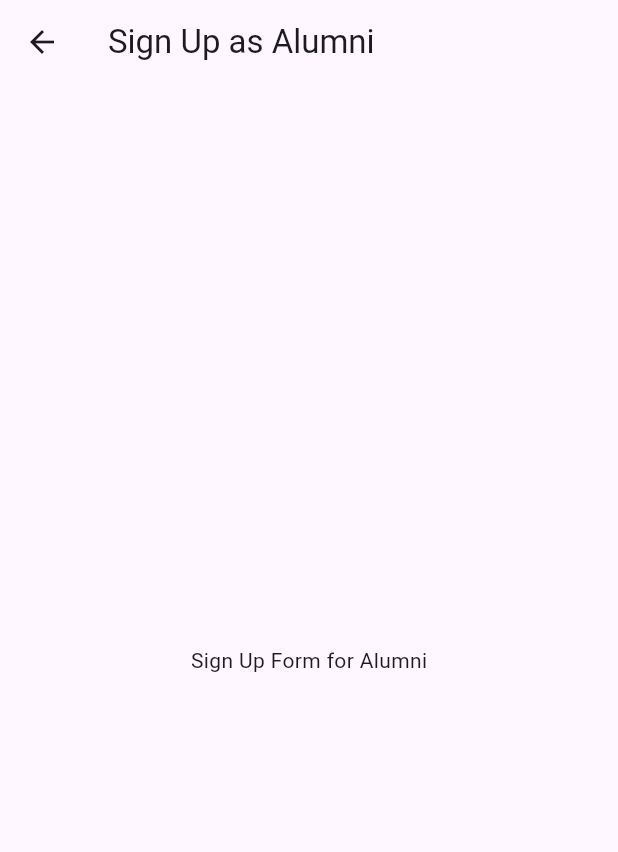
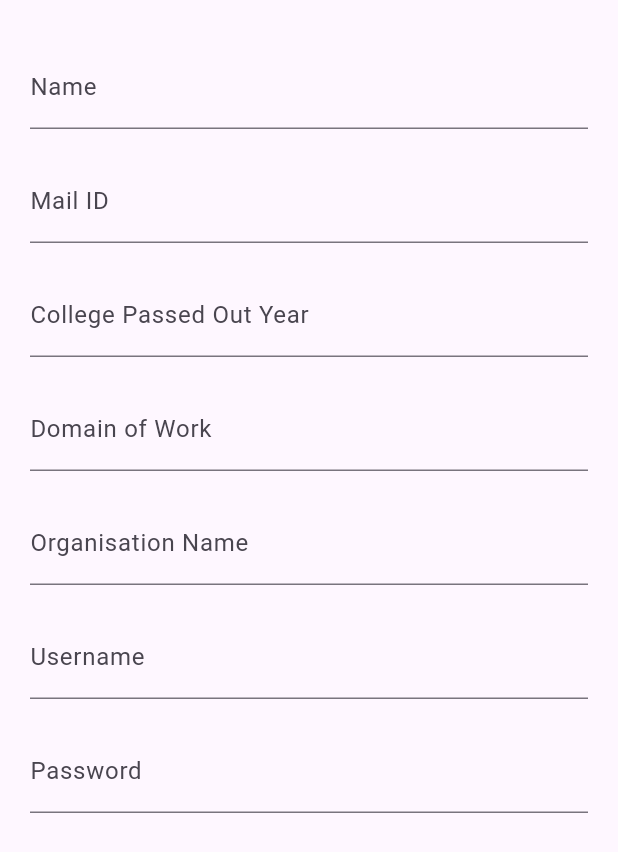
Before and after one commit to pranaav-kumar/onemore, a Flutter app: the SignUpSelectionPage screen opened directly, after a tap on "Sign Up as Alumni", on a phone screen of 412 x 824 dp. Shown: the top 852 px of the screen. Run offline on Flutter 3.47's test engine with Material 3 defaults, Android fonts, the phone set to English and light mode, and no system bars.

Commit message:
new signup complete

```diff
--- a/lib/main.dart
+++ b/lib/main.dart
@@ -1,6 +1,5 @@
 import 'package:flutter/material.dart';
 
-//second branch
 void main() {
   runApp(const MyApp());
 }
@@ -17,9 +16,10 @@ class MyApp extends StatelessWidget {
 class LoginPage extends StatelessWidget {
   const LoginPage({super.key});
 
-  final Color lightBeige = const Color.fromRGBO(247, 240, 234, 1);
-  final Color warmBeige = const Color.fromRGBO(225, 213, 201, 1);
-  final Color darkGrayBlack = const Color.fromRGBO(34, 35, 37, 1);
+  static const Color lightBeige = Color.fromRGBO(247, 240, 234, 1);
+  static const Color warmBeige = Color.fromRGBO(225, 213, 201, 1);
+  static const Color darkGrayBlack = Color.fromRGBO(34, 35, 37, 1);
+  static final Color darkGrayBlack70 = Color.fromRGBO(34, 35, 37, 0.7);
 
   @override
   Widget build(BuildContext context) {
@@ -44,7 +44,6 @@ class LoginPage extends StatelessWidget {
               Text(
                 "Login to continue",
                 style: TextStyle(
-                  fontSize: 16,
                   color: darkGrayBlack.withAlpha((0.7 * 255).toInt()),
                 ),
               ),
@@ -139,13 +138,13 @@ class LoginPage extends StatelessWidget {
 
 class SignUpSelectionPage extends StatelessWidget {
   const SignUpSelectionPage({super.key});
-
   @override
   Widget build(BuildContext context) {
     return Scaffold(
+      backgroundColor: const Color.fromRGBO(247, 240, 234, 1),
       appBar: AppBar(
         title: Text("Sign Up", style: TextStyle(color: Colors.black)),
-        backgroundColor: Colors.white,
+        backgroundColor: const Color.fromRGBO(225, 213, 201, 1),
         iconTheme: IconThemeData(color: Colors.black),
       ),
       body: Center(
@@ -157,7 +156,19 @@ class SignUpSelectionPage extends StatelessWidget {
                 Navigator.push(
                   context,
                   MaterialPageRoute(
-                    builder: (context) => SignUpPage(userType: "Alumni"),
+                    builder:
+                        (context) => SignUpForm(
+                          userType: "Alumni",
+                          fields: [
+                            "Name",
+                            "Mail ID",
+                            "College Passed Out Year",
+                            "Domain of Work",
+                            "Organisation Name",
+                            "Username",
+                            "Password",
+                          ],
+                        ),
                   ),
                 );
               },
@@ -169,7 +180,17 @@ class SignUpSelectionPage extends StatelessWidget {
                 Navigator.push(
                   context,
                   MaterialPageRoute(
-                    builder: (context) => SignUpPage(userType: "Student"),
+                    builder:
+                        (context) => SignUpForm(
+                          userType: "Student",
+                          fields: [
+                            "Name",
+                            "Mail ID",
+                            "Department",
+                            "Username",
+                            "Password",
+                          ],
+                        ),
                   ),
                 );
               },
@@ -182,15 +203,91 @@ class SignUpSelectionPage extends StatelessWidget {
   }
 }
 
-class SignUpPage extends StatelessWidget {
+class SignUpForm extends StatefulWidget {
   final String userType;
-  const SignUpPage({super.key, required this.userType});
+  final List<String> fields;
+
+  const SignUpForm({super.key, required this.userType, required this.fields});
+
+  @override
+  SignUpFormState createState() => SignUpFormState();
+}
+
+class SignUpFormState extends State<SignUpForm> {
+  final Map<String, TextEditingController> _controllers = {};
+  bool _isComplete = false;
+
+  @override
+  void initState() {
+    super.initState();
+    for (var field in widget.fields) {
+      _controllers[field] = TextEditingController();
+    }
+  }
+
+  void _checkFields() {
+    setState(() {
+      _isComplete = _controllers.values.every(
+        (controller) => controller.text.isNotEmpty,
+      );
+    });
+  }
+
+  void _showSuccessDialog() {
+    showDialog(
+      context: context,
+      builder:
+          (context) => AlertDialog(
+            title: Text("Sign Up Successful"),
+            content: Text("You have successfully signed up!"),
+            actions: [
+              TextButton(
+                onPressed: () {
+                  Navigator.of(context).pop();
+                  Navigator.of(context).pushReplacement(
+                    MaterialPageRoute(builder: (context) => LoginPage()),
+                  );
+                },
+                child: Text("OK"),
+              ),
+            ],
+          ),
+    );
+  }
 
   @override
   Widget build(BuildContext context) {
     return Scaffold(
-      appBar: AppBar(title: Text("Sign Up as $userType")),
-      body: Center(child: Text("Sign Up Form for $userType")),
+      body: Padding(
+        padding: EdgeInsets.all(20.0),
+        child: Column(
+          children:
+              widget.fields.map((field) {
+                  return Padding(
+                    padding: const EdgeInsets.symmetric(vertical: 10.0),
+                    child: TextField(
+                      controller: _controllers[field],
+                      decoration: InputDecoration(labelText: field),
+                      onChanged: (_) => _checkFields(),
+                    ),
+                  );
+                }).toList()
+                ..add(
+                  _isComplete
+                      ? Padding(
+                        padding: const EdgeInsets.symmetric(vertical: 10.0),
+                        child: ElevatedButton(
+                          onPressed: _showSuccessDialog,
+                          child: Text("Next"),
+                        ),
+                      )
+                      : Padding(
+                        padding: const EdgeInsets.symmetric(vertical: 10.0),
+                        child: Container(),
+                      ),
+                ),
+        ),
+      ),
     );
   }
 }
```
